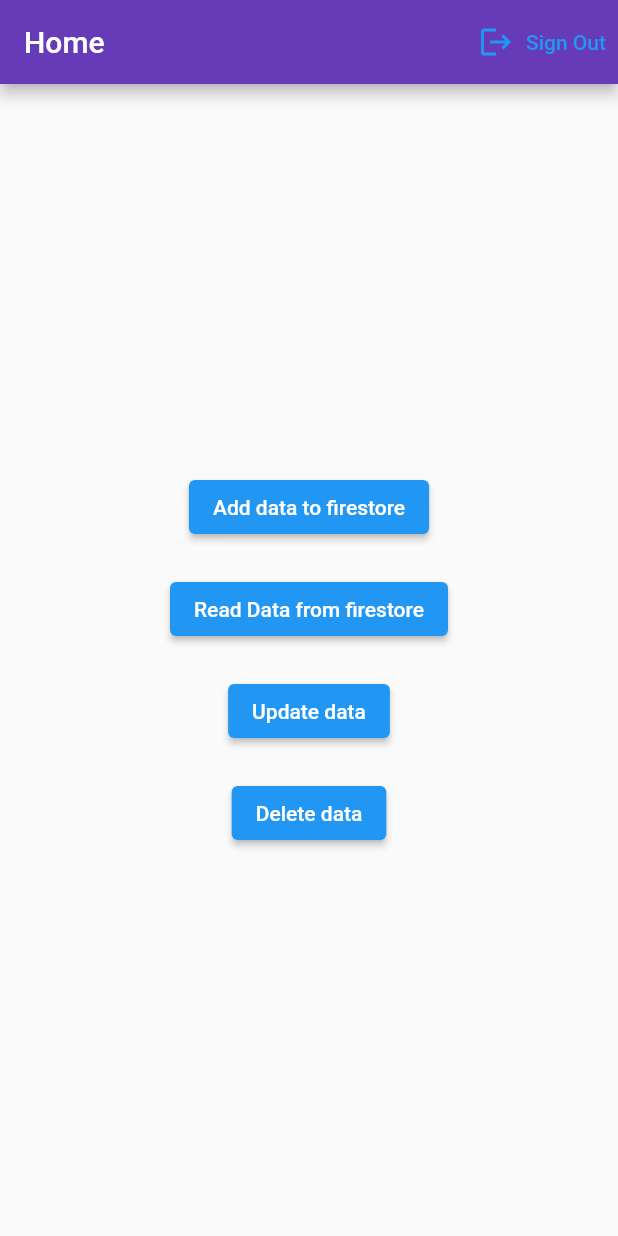
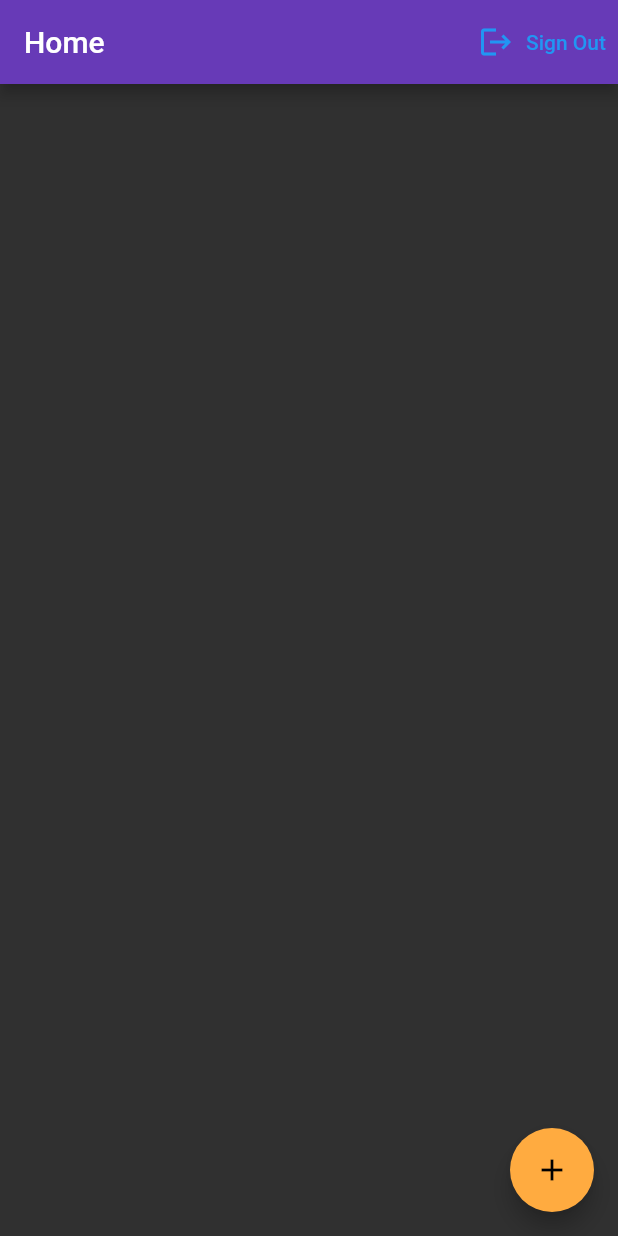
Before and after one commit to makgr/flutter_firebase, a Flutter app: the screen it shows after launch, on a phone screen of 412 x 824 dp. Run offline on Flutter 3.47's test engine with Material 2 defaults, Android fonts, the phone set to English and light mode, and no system bars; our stand-ins replace cloud_firestore, firebase_auth, firebase_core, flutter_signin_button, google_sign_in; accounts and stored records are empty.

Commit message:
initial commit

```diff
--- a/lib/main.dart
+++ b/lib/main.dart
@@ -27,9 +27,11 @@ class MyApp extends StatelessWidget {
   @override
   Widget build(BuildContext context) {
     return MaterialApp(
+      debugShowCheckedModeBanner: false,
       title: 'Flutter Firebase',
       theme: ThemeData(
-        primarySwatch: Colors.blue,
+        // primarySwatch: Colors.blue,
+        brightness: Brightness.dark,
       ),
       home: StreamBuilder(
         stream: authService().firebaseAuth.authStateChanges(),
--- a/lib/screens/home_screen.dart
+++ b/lib/screens/home_screen.dart
@@ -1,5 +1,6 @@
 import 'package:cloud_firestore/cloud_firestore.dart';
 import 'package:flutter/material.dart';
+import 'package:flutter_firebase/screens/add_note.dart';
 import 'package:flutter_firebase/services/auth_service.dart';
 
 class Homescreen extends StatelessWidget {
@@ -18,58 +19,12 @@ class Homescreen extends StatelessWidget {
           }, icon: Icon(Icons.logout), label: Text('Sign Out')),
         ],
       ),
-      body: Container(
-        width: MediaQuery.of(context).size.width,
-        child: Column(
-          mainAxisAlignment: MainAxisAlignment.center,
-          crossAxisAlignment: CrossAxisAlignment.center,
-          children: [
-            ElevatedButton(
-              onPressed: ()async{
-                CollectionReference users = firestore.collection('users');
-                // await users.add({
-                //   'name':'Khan'
-                // });
-                await users.doc('flutter123').set({
-                  'name': "google flutter"
-                });
-              },
-              child: Text('Add data to firestore'),
-              ),
-              SizedBox(height: 20,),
-              ElevatedButton(
-                onPressed: ()async{
-                CollectionReference users = firestore.collection('users');
-                // QuerySnapshot allResult = await users.get();
-                // allResult.docs.forEach((DocumentSnapshot result) {
-                //   print(result.data());
-                // });
-                // DocumentSnapshot result = await users.doc('flutter123').get();
-                // print(result.data());
-                users.doc('flutter123').snapshots().listen((result) {
-                  print(result.data());
-                });
-              },
-               child: Text('Read Data from firestore'),
-               ),
-               SizedBox(height: 20,),
-               ElevatedButton(
-                 onPressed: ()async{
-                   await firestore.collection('users').doc('flutter123').update({
-                     'name' : 'flutter firebase'
-                   });
-                 },
-                 child: Text('Update data'),
-                 ),
-                 SizedBox(height: 20,),
-               ElevatedButton(
-                 onPressed: ()async{
-                   await firestore.collection('users').doc('flutter123').delete();
-                 },
-                 child: Text('Delete data'),
-                 ),
-          ],
-        ),
+      floatingActionButton: FloatingActionButton(
+        child: Icon(Icons.add),
+        onPressed: () {
+          Navigator.of(context).push(MaterialPageRoute(builder: (context)=>AdNoteScreen()));
+        },
+        backgroundColor: Colors.orangeAccent,
       ),
 
     );
```
Also changed, not shown: lib/screens/add_note.dart (added, +62 -0 lines), lib/screens/edit_note.dart (added).
